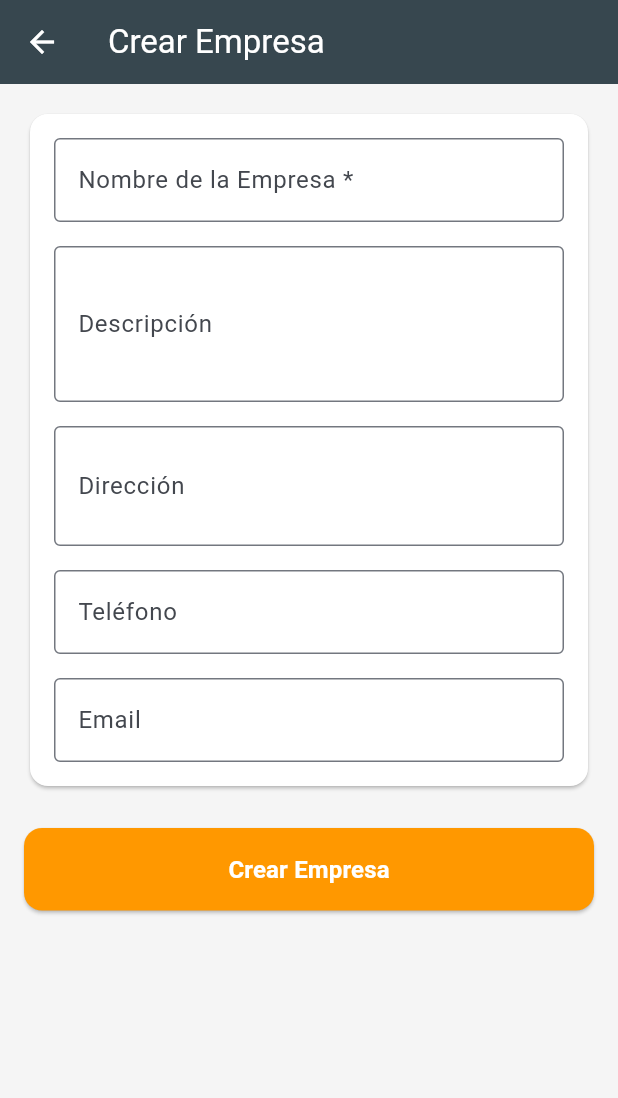
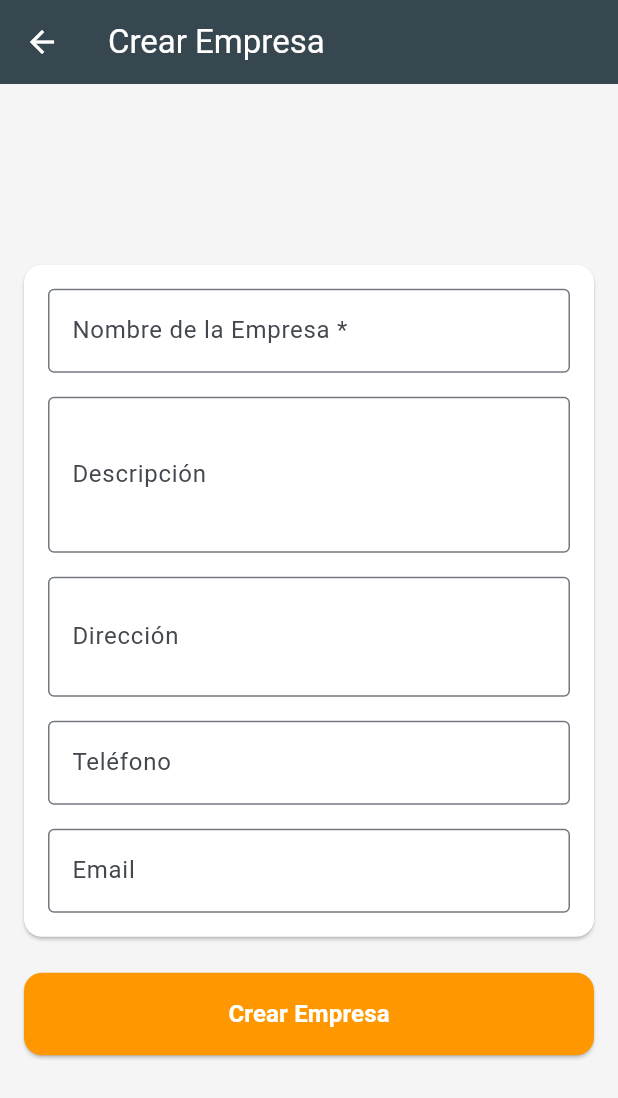
Before and after one commit to landerlopez1992-cyber/poolsystem, a Flutter app: the CreateCompanyScreen screen opened directly, on a phone screen of 412 x 824 dp. Shown: the top 1098 px of the screen. Run offline on Flutter 3.47's test engine with Material 3 defaults, Android fonts, the light colour scheme and no system bars; our stand-ins replace image_picker, supabase_flutter; accounts and stored records are empty.

Commit message:
Corregir diseño de pantalla Crear Empresa según reglas de diseño

```diff
--- a/lib/screens/super_admin/create_company_screen.dart
+++ b/lib/screens/super_admin/create_company_screen.dart
@@ -118,6 +118,9 @@ class _CreateCompanyScreenState extends State<CreateCompanyScreen> {
 
   @override
   Widget build(BuildContext context) {
+    // Ancho máximo para el formulario (responsive)
+    final maxWidth = MediaQuery.of(context).size.width > 600 ? 500.0 : double.infinity;
+
     return Scaffold(
       backgroundColor: const Color(0xFFF5F5F5),
       appBar: AppBar(
@@ -125,21 +128,30 @@ class _CreateCompanyScreenState extends State<CreateCompanyScreen> {
         backgroundColor: const Color(0xFF37474F),
         foregroundColor: Colors.white,
       ),
-      body: SingleChildScrollView(
+      body: Center(
+        child: SingleChildScrollView(
           padding: const EdgeInsets.all(16),
+          child: ConstrainedBox(
+            constraints: BoxConstraints(maxWidth: maxWidth),
             child: Form(
               key: _formKey,
               child: Column(
-            crossAxisAlignment: CrossAxisAlignment.stretch,
+                mainAxisSize: MainAxisSize.min,
+                crossAxisAlignment: CrossAxisAlignment.center,
                 children: [
                   Card(
                     color: Colors.white,
+                    margin: EdgeInsets.zero,
                     child: Padding(
                       padding: const EdgeInsets.all(16),
                       child: Column(
-                    crossAxisAlignment: CrossAxisAlignment.stretch,
+                        mainAxisSize: MainAxisSize.min,
+                        crossAxisAlignment: CrossAxisAlignment.center,
                         children: [
-                      TextFormField(
+                          // Nombre - NO estirado, ancho controlado
+                          SizedBox(
+                            width: double.infinity,
+                            child: TextFormField(
                               controller: _nameController,
                               decoration: const InputDecoration(
                                 labelText: 'Nombre de la Empresa *',
@@ -152,8 +164,12 @@ class _CreateCompanyScreenState extends State<CreateCompanyScreen> {
                                 return null;
                               },
                             ),
+                          ),
                           const SizedBox(height: 16),
-                      TextFormField(
+                          // Descripción - NO estirado, ancho controlado
+                          SizedBox(
+                            width: double.infinity,
+                            child: TextFormField(
                               controller: _descriptionController,
                               decoration: const InputDecoration(
                                 labelText: 'Descripción',
@@ -161,8 +177,12 @@ class _CreateCompanyScreenState extends State<CreateCompanyScreen> {
                               ),
                               maxLines: 3,
                             ),
+                          ),
                           const SizedBox(height: 16),
-                      TextFormField(
+                          // Dirección - NO estirado, ancho controlado
+                          SizedBox(
+                            width: double.infinity,
+                            child: TextFormField(
                               controller: _addressController,
                               decoration: const InputDecoration(
                                 labelText: 'Dirección',
@@ -170,8 +190,12 @@ class _CreateCompanyScreenState extends State<CreateCompanyScreen> {
                               ),
                               maxLines: 2,
                             ),
+                          ),
                           const SizedBox(height: 16),
-                      TextFormField(
+                          // Teléfono - NO estirado, ancho controlado
+                          SizedBox(
+                            width: double.infinity,
+                            child: TextFormField(
                               controller: _phoneController,
                               decoration: const InputDecoration(
                                 labelText: 'Teléfono',
@@ -179,8 +203,12 @@ class _CreateCompanyScreenState extends State<CreateCompanyScreen> {
                               ),
                               keyboardType: TextInputType.phone,
                             ),
+                          ),
                           const SizedBox(height: 16),
-                      TextFormField(
+                          // Email - NO estirado, ancho controlado
+                          SizedBox(
+                            width: double.infinity,
+                            child: TextFormField(
                               controller: _emailController,
                               decoration: const InputDecoration(
                                 labelText: 'Email',
@@ -196,12 +224,16 @@ class _CreateCompanyScreenState extends State<CreateCompanyScreen> {
                                 return null;
                               },
                             ),
+                          ),
                         ],
                       ),
                     ),
                   ),
                   const SizedBox(height: 24),
-              ElevatedButton(
+                  // Botón - NO estirado, ancho controlado
+                  SizedBox(
+                    width: double.infinity,
+                    child: ElevatedButton(
                       onPressed: _isLoading ? null : _saveCompany,
                       style: ElevatedButton.styleFrom(
                         backgroundColor: const Color(0xFFFF9800),
@@ -228,7 +260,10 @@ class _CreateCompanyScreenState extends State<CreateCompanyScreen> {
                               ),
                             ),
                     ),
+                  ),
                 ],
+              ),
+            ),
           ),
         ),
       ),
```
Lines whose indentation alone changed are shown as unchanged.
